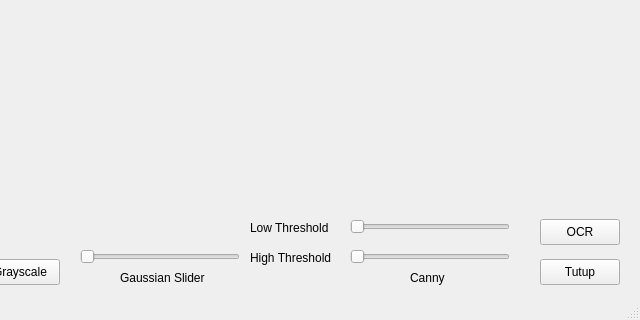
This is OCRApp2/mainwindow.ui in ekharisma/OCR-Apps as Qt 5 draws it before an edit; both pictures show x 160 to 800 and y 280 to 600 of the 800 by 600 pixel window. The edited form follows.
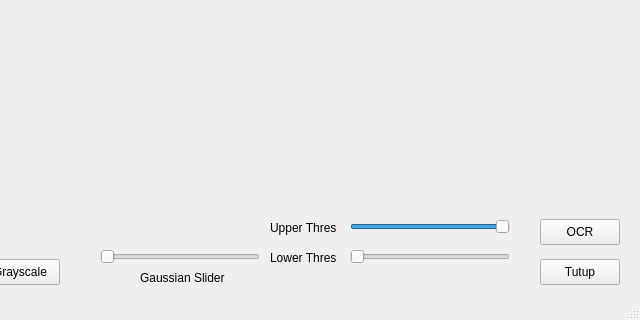
This is the edited form.

```diff
--- a/OCRApp2/mainwindow.ui
+++ b/OCRApp2/mainwindow.ui
@@ -69,7 +69,7 @@
    <widget class="QSlider" name="gaussianSlider">
     <property name="geometry">
      <rect>
-      <x>240</x>
+      <x>260</x>
       <y>510</y>
       <width>160</width>
       <height>16</height>
@@ -94,7 +94,7 @@
    <widget class="QLabel" name="label">
     <property name="geometry">
      <rect>
-      <x>280</x>
+      <x>300</x>
       <y>530</y>
       <width>101</width>
       <height>18</height>
@@ -104,86 +104,6 @@
      <string>Gaussian Slider</string>
     </property>
    </widget>
-   <widget class="QSlider" name="highThresholdSlider">
-    <property name="geometry">
-     <rect>
-      <x>510</x>
-      <y>510</y>
-      <width>160</width>
-      <height>16</height>
-     </rect>
-    </property>
-    <property name="minimum">
-     <number>101</number>
-    </property>
-    <property name="maximum">
-     <number>255</number>
-    </property>
-    <property name="singleStep">
-     <number>5</number>
-    </property>
-    <property name="orientation">
-     <enum>Qt::Horizontal</enum>
-    </property>
-   </widget>
-   <widget class="QLabel" name="label_2">
-    <property name="geometry">
-     <rect>
-      <x>570</x>
-      <y>530</y>
-      <width>58</width>
-      <height>18</height>
-     </rect>
-    </property>
-    <property name="text">
-     <string>Canny</string>
-    </property>
-   </widget>
-   <widget class="QSlider" name="lowThresholdSlider">
-    <property name="geometry">
-     <rect>
-      <x>510</x>
-      <y>480</y>
-      <width>160</width>
-      <height>16</height>
-     </rect>
-    </property>
-    <property name="maximum">
-     <number>100</number>
-    </property>
-    <property name="singleStep">
-     <number>5</number>
-    </property>
-    <property name="orientation">
-     <enum>Qt::Horizontal</enum>
-    </property>
-   </widget>
-   <widget class="QLabel" name="label_3">
-    <property name="geometry">
-     <rect>
-      <x>410</x>
-      <y>480</y>
-      <width>91</width>
-      <height>18</height>
-     </rect>
-    </property>
-    <property name="text">
-     <string>Low Threshold</string>
-    </property>
-   </widget>
-   <widget class="QLabel" name="label_4">
-    <property name="geometry">
-     <rect>
-      <x>410</x>
-      <y>510</y>
-      <width>101</width>
-      <height>18</height>
-     </rect>
-    </property>
-    <property name="text">
-     <string>High Threshold</string>
-    </property>
-   </widget>
    <widget class="QPushButton" name="ocrBtn">
     <property name="geometry">
      <rect>
@@ -197,6 +117,80 @@
      <string>OCR</string>
     </property>
    </widget>
+   <widget class="QLabel" name="label_2">
+    <property name="geometry">
+     <rect>
+      <x>430</x>
+      <y>480</y>
+      <width>81</width>
+      <height>18</height>
+     </rect>
+    </property>
+    <property name="text">
+     <string>Upper Thres</string>
+    </property>
+   </widget>
+   <widget class="QTextBrowser" name="textBrowser">
+    <property name="geometry">
+     <rect>
+      <x>210</x>
+      <y>560</y>
+      <width>256</width>
+      <height>192</height>
+     </rect>
+    </property>
+   </widget>
+   <widget class="QSlider" name="lowThresholdGs">
+    <property name="geometry">
+     <rect>
+      <x>510</x>
+      <y>510</y>
+      <width>160</width>
+      <height>16</height>
+     </rect>
+    </property>
+    <property name="maximum">
+     <number>125</number>
+    </property>
+    <property name="orientation">
+     <enum>Qt::Horizontal</enum>
+    </property>
+   </widget>
+   <widget class="QSlider" name="upThresholdGS">
+    <property name="geometry">
+     <rect>
+      <x>510</x>
+      <y>480</y>
+      <width>160</width>
+      <height>16</height>
+     </rect>
+    </property>
+    <property name="minimum">
+     <number>126</number>
+    </property>
+    <property name="maximum">
+     <number>255</number>
+    </property>
+    <property name="sliderPosition">
+     <number>255</number>
+    </property>
+    <property name="orientation">
+     <enum>Qt::Horizontal</enum>
+    </property>
+   </widget>
+   <widget class="QLabel" name="label_3">
+    <property name="geometry">
+     <rect>
+      <x>430</x>
+      <y>510</y>
+      <width>81</width>
+      <height>18</height>
+     </rect>
+    </property>
+    <property name="text">
+     <string>Lower Thres</string>
+    </property>
+   </widget>
   </widget>
   <widget class="QMenuBar" name="menubar">
    <property name="geometry">
```
Left out of the diff: 32 changed lines with no effect on the pictures.
